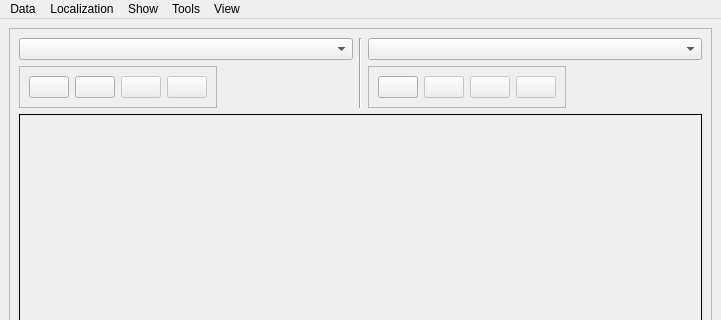
Old version of the form lesioneditor/lession_editor_GUI_slim.ui in the repository mazoku/lesion_editor; both pictures show x 0 to 721 and y 0 to 320 of the 721 by 839 pixel window.
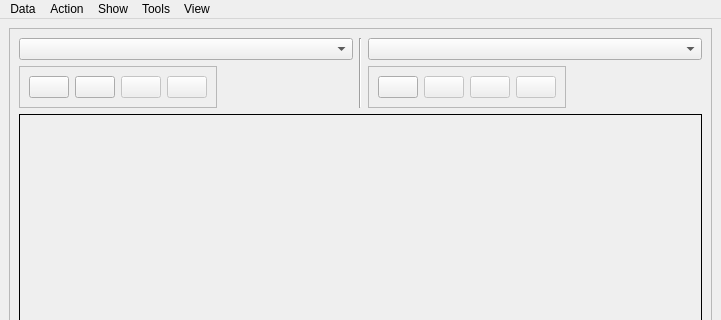
New version of the form. Icons and pictures are not drawn.

Diff of the .ui file:
```diff
--- a/lesioneditor/lession_editor_GUI_slim.ui
+++ b/lesioneditor/lession_editor_GUI_slim.ui
@@ -562,7 +562,7 @@
    </widget>
    <widget class="QMenu" name="menuAction">
     <property name="title">
-     <string>Localization</string>
+     <string>Action</string>
     </property>
     <addaction name="actionRun"/>
     <addaction name="actionDelete"/>
```
Left out of the diff: 36 changed lines with no effect on the pictures.
